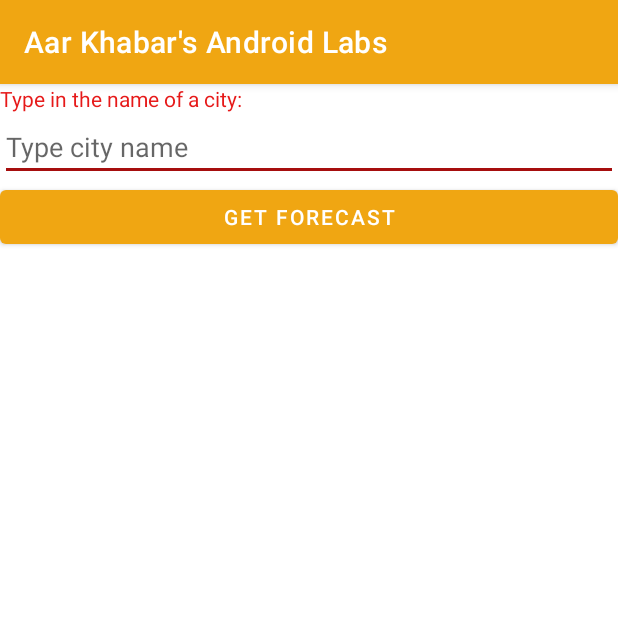
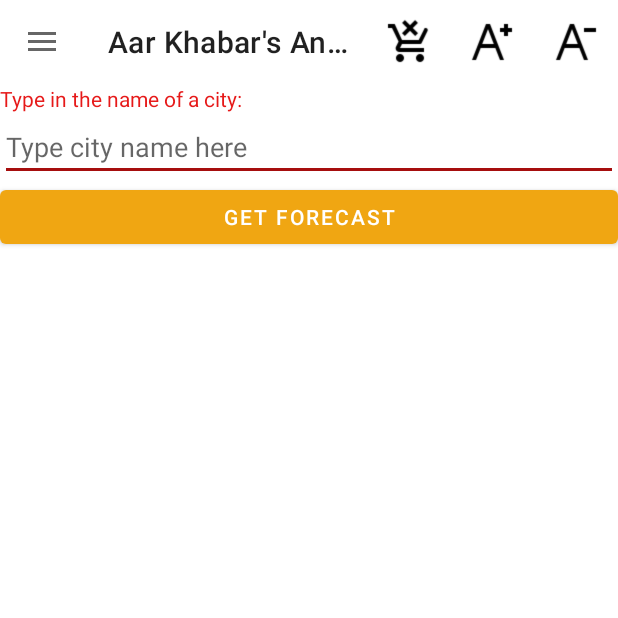
Before and after one commit to AarKhabar/MyAndroidLabs, an Android app: the screen it shows after launch (MainActivity), on a phone screen of 412 x 824 dp, the top half of it. Run offline under Robolectric (Android 15) with nearby library versions, the phone set to English and light mode, and no system bars.

Commit message:
Finished week 10

```diff
--- a/app/src/main/java/algonquin/cst2335/khab0018/MainActivity.java
+++ b/app/src/main/java/algonquin/cst2335/khab0018/MainActivity.java
@@ -1,19 +1,30 @@
 package algonquin.cst2335.khab0018;
 
+import androidx.annotation.RequiresApi;
+import androidx.appcompat.app.ActionBarDrawerToggle;
 import androidx.appcompat.app.AppCompatActivity;
+import androidx.appcompat.widget.Toolbar;
+import androidx.core.view.GravityCompat;
+import androidx.drawerlayout.widget.DrawerLayout;
 
 import android.app.Activity;
 import android.content.Context;
 import android.graphics.Bitmap;
 import android.graphics.BitmapFactory;
+import android.os.Build;
 import android.os.Bundle;
 import android.util.Log;
+import android.view.Menu;
+import android.view.MenuInflater;
+import android.view.MenuItem;
 import android.view.View;
 import android.widget.Button;
 import android.widget.EditText;
 import android.widget.ImageView;
 import android.widget.TextView;
 import android.widget.Toast;
+
+import com.google.android.material.navigation.NavigationView;
 
 import org.json.JSONArray;
 import org.json.JSONException;
@@ -40,38 +51,115 @@ import java.util.stream.Collectors;
  * @version 1.0
  */
 public class MainActivity extends AppCompatActivity {
-    /**
-     * This holds the text to the centre of the screen
+    /* This holds the text to the centre of the screen
      */
     private TextView tv = null;
-    /**
-     * This holds the password to the centre of the screen
+    /* This holds the password to the centre of the screen
      */
     private EditText cityText = null;
-    /**
-     * This holds the button to the centre of the screen
+    /* This holds the button to the centre of the screen
      */
     private Button forecastBtn = null;
-    /**
-     * This string represents the address of the server we will connect to
+    /* This string represents the address of the server we will connect to
      */
+
+
     private String stringURL;
+    Bitmap image;
+    ImageView iv ;
+    float oldSize = 14;
 
-    Bitmap image;
+    @Override
+    public boolean onCreateOptionsMenu(Menu menu) {
+        MenuInflater inflater = getMenuInflater();
+        inflater.inflate(R.menu.main_activity_actions, menu);
+        return true;
+    }
 
-    ImageView iv = null;
+
+    @Override
+    public boolean onOptionsItemSelected( MenuItem item) {
+        TextView currentTemp = findViewById(R.id.temp);
+        TextView maxTemp = findViewById(R.id.maxTemp);
+        TextView minTemp = findViewById(R.id.minTemp);
+        TextView humidityT = findViewById(R.id.humitidy);
+        TextView descriptionT = findViewById(R.id.description);
+        ImageView icon = findViewById(R.id.icon);
+        EditText cityField = findViewById(R.id.cityTextField);
+        switch (item.getItemId())
+        {
+            case 5:
+                String cityName = item.getTitle().toString();
+                runForecast(cityName);
+
+            case R.id.hide_views:
+                currentTemp.setVisibility(View.INVISIBLE);
+                maxTemp.setVisibility(View.INVISIBLE);
+                minTemp.setVisibility(View.INVISIBLE);
+                humidityT.setVisibility(View.INVISIBLE);
+                descriptionT.setVisibility(View.INVISIBLE);
+                icon.setVisibility(View.INVISIBLE);
+                cityField.setText("");
+
+                break;
+
+            case R.id.id_increase:
+                oldSize++;
+                currentTemp.setTextSize(oldSize);
+                minTemp.setTextSize(oldSize);
+                maxTemp.setTextSize(oldSize);
+                humidityT.setTextSize(oldSize);
+                descriptionT.setTextSize(oldSize);
+                cityField.setTextSize(oldSize);
+                break;
+            case R.id.id_decrease:
+                oldSize = Float.max(oldSize-1,5);
+                currentTemp.setTextSize(oldSize);
+                minTemp.setTextSize(oldSize);
+                maxTemp.setTextSize(oldSize);
+                humidityT.setTextSize(oldSize);
+                descriptionT.setTextSize(oldSize);
+                cityField.setTextSize(oldSize);
+                break;
+        }
+        return super.onOptionsItemSelected(item);
+
+    }
+
     @Override
     protected void onCreate(Bundle savedInstanceState) {
         super.onCreate(savedInstanceState);
         setContentView(R.layout.activity_main);
 
+        Toolbar myToolbar = findViewById(R.id.toolbar);
+        setSupportActionBar(myToolbar);
+
         cityText = findViewById(R.id.cityTextField);
         forecastBtn = findViewById(R.id.forecastButton);
 
+       DrawerLayout drawer = findViewById(R.id.drawer_layout);
+
+        ActionBarDrawerToggle toggle = new ActionBarDrawerToggle(this, drawer, myToolbar, R.string.open, R.string.close);
+        drawer.addDrawerListener(toggle);
+        toggle.syncState();
+
+        NavigationView navigationView = findViewById(R.id.popout_menu);
+        navigationView.setNavigationItemSelectedListener((item) -> {
+
+            onOptionsItemSelected(item);
+            drawer.closeDrawer(GravityCompat.START);
+            return false;
+        });
+
         forecastBtn.setOnClickListener(clk -> {
+            String cityName = cityText.getText().toString();
+            myToolbar.getMenu().add(0,5,0,cityName).setShowAsAction(MenuItem.SHOW_AS_ACTION_NEVER);
+            runForecast(cityName);
+                });
+    }
+    private void runForecast(String cityName){
             Executor newThread = Executors.newSingleThreadExecutor();
             newThread.execute(() -> {
-                String cityName = cityText.getText().toString();
                 try {
                     stringURL = "https://api.openweathermap.org/data/2.5/weather?q="
                             + URLEncoder.encode(cityName, "UTF-8")
@@ -85,6 +173,7 @@ public class MainActivity extends AppCompatActivity {
                             .lines()
                             .collect(Collectors.joining("\n"));
                     JSONObject theDocument = new JSONObject(text);
+
                     JSONArray weatherArray = theDocument.getJSONArray("weather");
                     JSONObject position0 = weatherArray.getJSONObject(0);
 
@@ -110,6 +199,7 @@ public class MainActivity extends AppCompatActivity {
                             image = BitmapFactory.decodeStream(imgConnection.getInputStream());
                             image.compress(Bitmap.CompressFormat.PNG, 100, openFileOutput(iconName + ".png", Activity.MODE_PRIVATE));
                         }
+
                         FileOutputStream fOut = null;
                         try {
                             fOut = openFileOutput( iconName + ".png", Context.MODE_PRIVATE);
@@ -145,12 +235,11 @@ public class MainActivity extends AppCompatActivity {
                         tv.setText(description);
                         tv.setVisibility(View.VISIBLE);
                     });
-                }
 
-                catch (IOException | JSONException ioe) {
+
+                } catch (IOException  | JSONException ioe)  {
                     Log.e("Connection error:", ioe.getMessage());
                 }
             });
-        });
-    }
+        }
 }
--- a/app/src/main/res/layout/activity_main.xml
+++ b/app/src/main/res/layout/activity_main.xml
@@ -1,27 +1,43 @@
 <?xml version="1.0" encoding="utf-8"?>
-<LinearLayout xmlns:android="http://schemas.android.com/apk/res/android"
-    xmlns:tools="http://schemas.android.com/tools"
+<LinearLayout
+    xmlns:android="http://schemas.android.com/apk/res/android"
+    xmlns:app="http://schemas.android.com/apk/res-auto"
     android:layout_width="match_parent"
     android:layout_height="match_parent"
     android:orientation="vertical">
 
+    <androidx.appcompat.widget.Toolbar
+        android:layout_width="match_parent"
+        android:layout_height="wrap_content"
+        android:id="@+id/toolbar"/>
+
+    <androidx.drawerlayout.widget.DrawerLayout
+        android:id="@+id/drawer_layout"
+        android:layout_width="match_parent"
+        android:layout_height="match_parent">
+
+        <LinearLayout
+            android:layout_width="match_parent"
+            android:layout_height="match_parent"
+            android:orientation="vertical">
+
+
             <TextView
-        android:id="@+id/textView"
                 android:layout_width="wrap_content"
                 android:layout_height="wrap_content"
-        android:text="@string/hello_message" />
+                android:text="Type in the name of a city:" />
 
             <EditText
                 android:id="@+id/cityTextField"
+                android:hint="Type city name here"
                 android:layout_width="match_parent"
-        android:layout_height="wrap_content"
-        android:hint="Type city name" />
+                android:layout_height="wrap_content" />
 
             <Button
                 android:id="@+id/forecastButton"
                 android:layout_width="match_parent"
                 android:layout_height="wrap_content"
-        android:text="@string/button_message"/>
+                android:text="Get Forecast"/>
 
             <TextView
                 android:id="@+id/temp"
@@ -65,3 +81,18 @@
                 android:visibility="invisible" />
 
         </LinearLayout>
+
+        <com.google.android.material.navigation.NavigationView
+            android:layout_width="wrap_content"
+            android:layout_height="match_parent"
+            android:id="@+id/popout_menu"
+
+            android:layout_gravity="start"
+            android:fitsSystemWindows="true"
+
+            app:headerLayout="@layout/popout_header"
+            app:menu="@menu/main_activity_actions"/>
+
+    </androidx.drawerlayout.widget.DrawerLayout>
+
+</LinearLayout>
--- /dev/null
+++ b/app/src/main/res/menu/main_activity_actions.xml
@@ -0,0 +1,19 @@
+<?xml version="1.0" encoding="utf-8"?>
+<menu xmlns:app="http://schemas.android.com/apk/res-auto"
+    xmlns:android="http://schemas.android.com/apk/res/android">
+    <item
+        android:id="@+id/hide_views"
+        android:icon="@drawable/clear"
+        android:title="Clear weather"
+        app:showAsAction="always" />
+    <item
+        android:id="@+id/id_increase"
+        android:icon="@drawable/increase"
+        android:title="Increase Font Size"
+        app:showAsAction="always" />
+    <item
+        android:id="@+id/id_decrease"
+        android:icon="@drawable/decrease"
+        android:title="Decrease Font Size"
+        app:showAsAction="always" />
+</menu>
--- a/app/src/main/res/values/strings.xml
+++ b/app/src/main/res/values/strings.xml
@@ -2,4 +2,6 @@
     <string name="app_name">Aar Khabar\'s Android Labs</string>
     <string name="hello_message">Type in the name of a city:</string>
     <string name="button_message">Get Forecast</string>
+    <string name="open">Open</string>
+    <string name="close">Close</string>
 </resources>
--- a/app/src/main/res/values/themes.xml
+++ b/app/src/main/res/values/themes.xml
@@ -12,5 +12,8 @@
 
         <!-- Customize your theme here. -->
         <item name="android:textColor">@color/my_text</item>
+
+        <item name="windowActionBar">false</item>
+        <item name="windowNoTitle">true</item>
     </style>
 </resources>
```
Also changed, not shown: app/src/main/res/layout/popout_header.xml (added, +17 -0 lines), app/src/main/res/drawable/clear.png (added), app/src/main/res/drawable/decrease.png (added), app/src/main/res/drawable/increase.png (added). Lines whose indentation alone changed are shown as unchanged.
